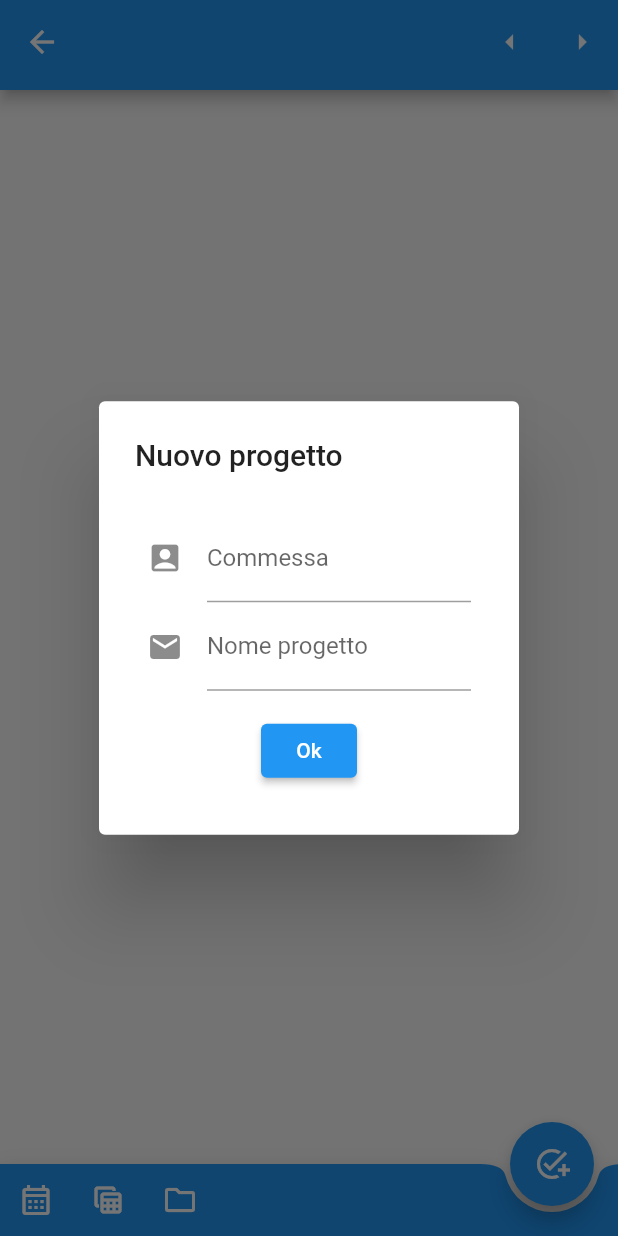
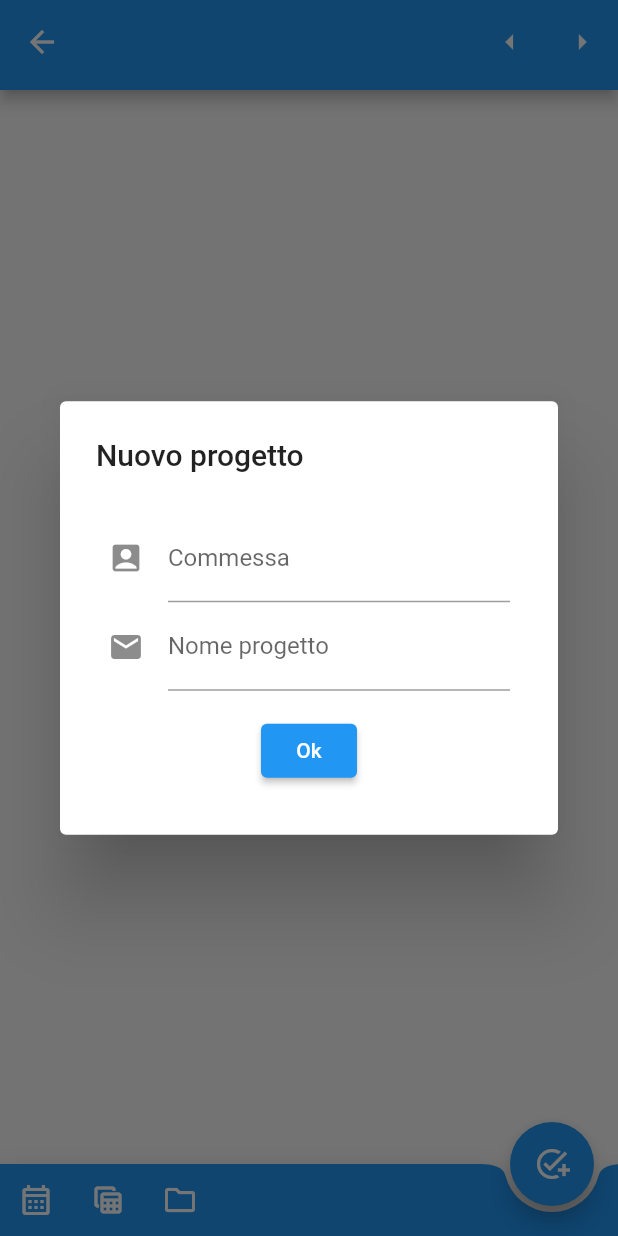
Before and after one commit to antonio-fasolato/ax023, a Flutter app: the ProjectsScene screen opened directly with empty values, after a tap on the "add task" icon, on a phone screen of 412 x 824 dp. Run offline on Flutter 3.47's test engine with Material 2 defaults, Android fonts, the phone set to English and light mode, and no system bars; our stand-ins replace logger, shared_preferences, table_calendar; missing offline and left inert: sqlite_wrapper; accounts and stored records are empty.

Commit message:
Form width

```diff
--- a/lib/scenes/projects_scene.dart
+++ b/lib/scenes/projects_scene.dart
@@ -74,10 +74,13 @@ class _ProjectSceneState extends State<ProjectsScene> {
                         return null;
                       },
                     ),
-                    TextFormField(
+                    SizedBox(
+                      width: 400,
+                      child: TextFormField(
                         controller: nameController,
                         decoration: const InputDecoration(
-                          labelText: "Nome progetto", icon: Icon(Icons.email)),
+                            labelText: "Nome progetto",
+                            icon: Icon(Icons.email)),
                         onSaved: (newValue) {
                           logger.d("Saved nome: $newValue");
                         },
@@ -87,6 +90,7 @@ class _ProjectSceneState extends State<ProjectsScene> {
                           }
                           return null;
                         },
+                      ),
                     ),
                     Padding(
                       padding: EdgeInsets.only(top: 16.0),
```
Lines whose indentation alone changed are shown as unchanged.
